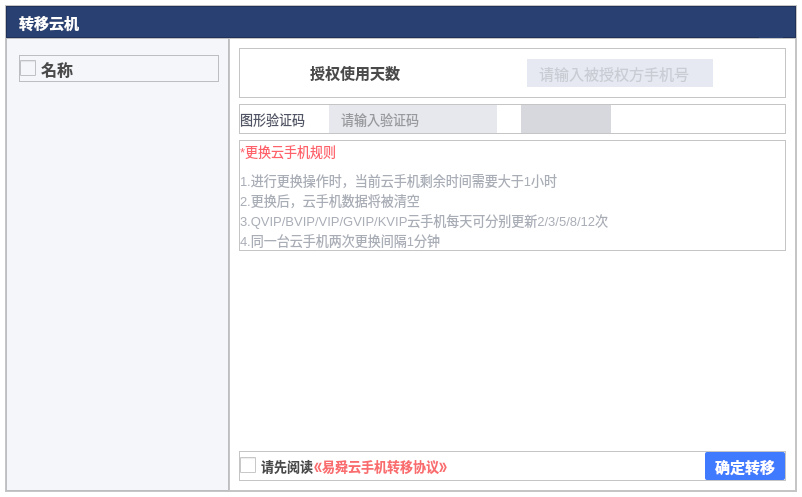
The window that transferphonedialog.ui (ZhouMei20220810/TEST) describes before a commit, drawn with Qt 5.
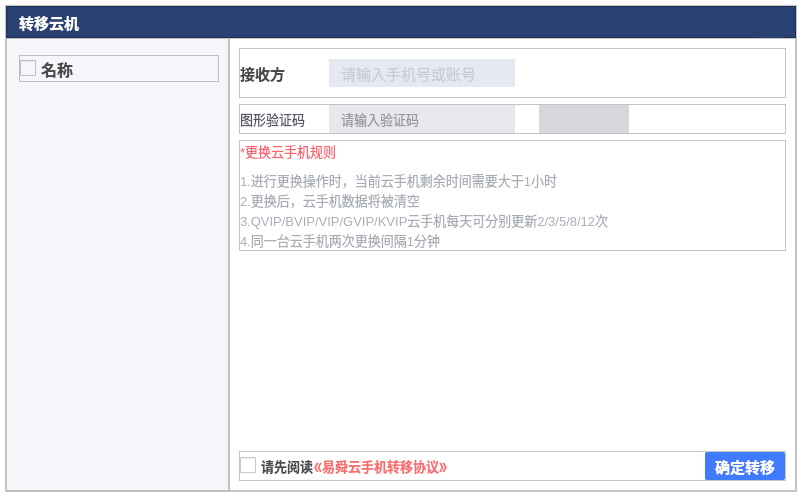
The same window after the commit. Icons and pictures are not drawn.

What changed in the file:
```diff
--- a/transferphonedialog.ui
+++ b/transferphonedialog.ui
@@ -544,18 +544,33 @@
               <enum>QFrame::Raised</enum>
              </property>
              <layout class="QHBoxLayout" name="horizontalLayout_7">
+              <property name="spacing">
+               <number>24</number>
+              </property>
+              <property name="leftMargin">
+               <number>0</number>
+              </property>
+              <property name="topMargin">
+               <number>0</number>
+              </property>
+              <property name="rightMargin">
+               <number>0</number>
+              </property>
+              <property name="bottomMargin">
+               <number>0</number>
+              </property>
               <item>
                <widget class="QLabel" name="label_8">
                 <property name="minimumSize">
                  <size>
-                  <width>150</width>
-                  <height>17</height>
+                  <width>65</width>
+                  <height>18</height>
                  </size>
                 </property>
                 <property name="maximumSize">
                  <size>
-                  <width>150</width>
-                  <height>17</height>
+                  <width>65</width>
+                  <height>18</height>
                  </size>
                 </property>
                 <property name="font">
@@ -568,7 +583,7 @@
                  <string notr="true">color:#4A4A4A;</string>
                 </property>
                 <property name="text">
-                 <string>授权使用天数</string>
+                 <string>接收方</string>
                 </property>
                </widget>
               </item>
@@ -601,10 +616,23 @@
                  <enum>QLineEdit::Normal</enum>
                 </property>
                 <property name="placeholderText">
-                 <string>请输入被授权方手机号</string>
+                 <string>请输入手机号或账号</string>
                 </property>
                </widget>
               </item>
+              <item>
+               <spacer name="horizontalSpacer_4">
+                <property name="orientation">
+                 <enum>Qt::Horizontal</enum>
+                </property>
+                <property name="sizeHint" stdset="0">
+                 <size>
+                  <width>40</width>
+                  <height>20</height>
+                 </size>
+                </property>
+               </spacer>
+              </item>
              </layout>
             </widget>
            </item>
@@ -663,13 +691,13 @@
                <widget class="QLineEdit" name="lineEditPictureCode">
                 <property name="minimumSize">
                  <size>
-                  <width>168</width>
+                  <width>186</width>
                   <height>28</height>
                  </size>
                 </property>
                 <property name="maximumSize">
                  <size>
-                  <width>168</width>
+                  <width>186</width>
                   <height>28</height>
                  </size>
                 </property>
```
Left out of the diff: 2 changed lines with no effect on the pictures.
